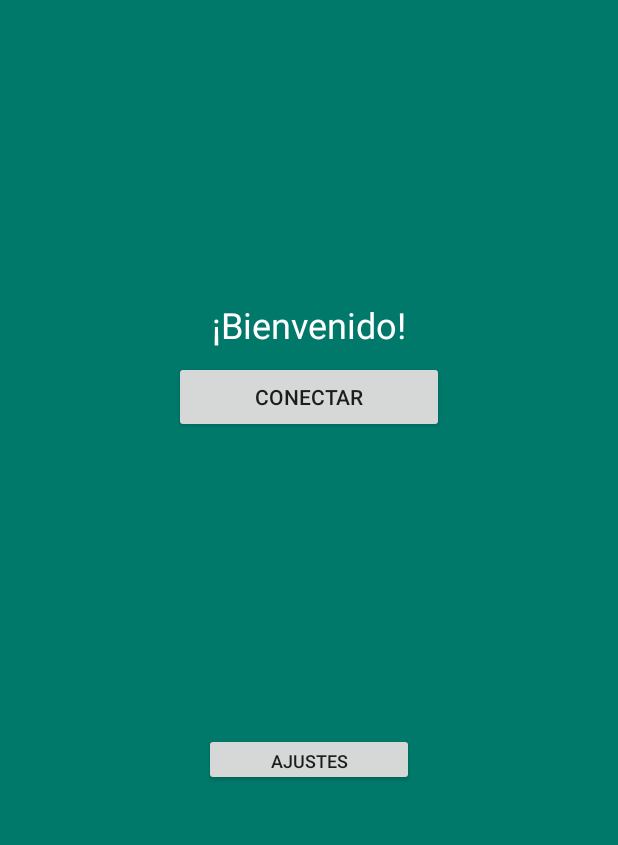
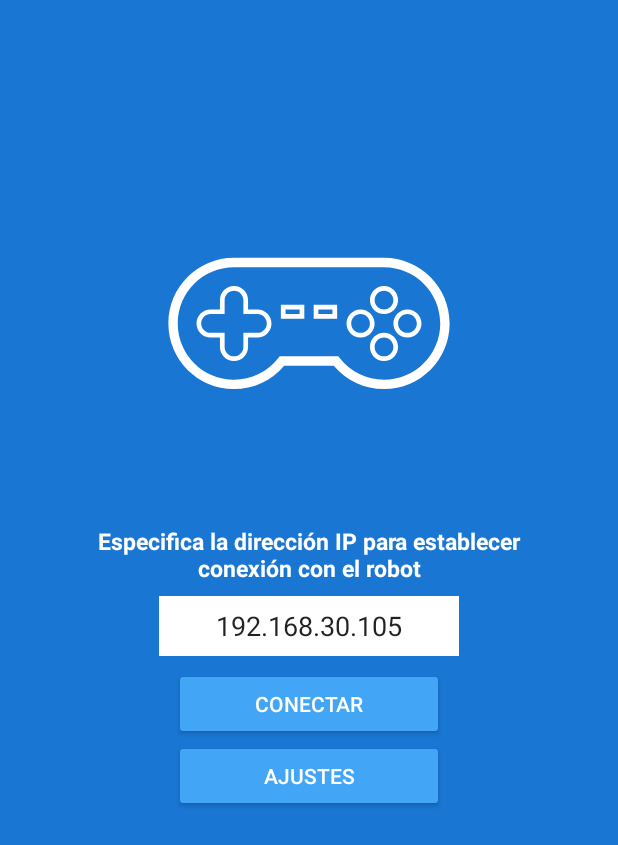
Before and after one commit to germantellezv/ControlRemoto, an Android app: the layout activity_main.xml on its own in the app's theme, with its tools: preview values and no code run, on a phone screen of 412 x 824 dp. Shown: the top 845 px of the screen. Run offline under Robolectric (Android 15) with nearby library versions, the phone set to English and light mode, and no system bars.

Commit message:
EditText creado para indicar la direccion IP, falta configurarlo. Los colores fueron cambiados.

```diff
--- a/app/src/main/java/com/example/controlremoto/SplashScreen.kt
+++ b/app/src/main/java/com/example/controlremoto/SplashScreen.kt
@@ -8,7 +8,7 @@ import android.os.Handler
 class SplashScreen : AppCompatActivity() {
 
     private var mDelayHandler: Handler? = null
-    private val SPLASH_DELAY: Long = 2000 //2 seconds
+    private val SPLASH_DELAY: Long = 1000 //1 seconds
 
     internal val mRunnable: Runnable = Runnable {
         if (!isFinishing) {
--- a/app/src/main/res/layout/activity_main.xml
+++ b/app/src/main/res/layout/activity_main.xml
@@ -6,34 +6,64 @@
         android:layout_width="match_parent"
         android:layout_height="match_parent"
         android:orientation="vertical"
-        android:background="@color/primaryColor"
+        android:background="@color/secondaryColor"
         tools:context=".MainActivity">
+
+    <ImageView
+            android:id="@+id/ic_joystick_conectar"
+            android:src="@drawable/ic_joystick"
+            android:layout_width="200dp"
+            android:layout_height="200dp"
+            android:tint="@color/whiteColor"
+            android:layout_gravity="center_horizontal"
+            android:layout_marginTop="100dp"
+
+
+    />
 
     <TextView
             android:id="@+id/textView3"
-            android:layout_width="wrap_content"
+            android:layout_width="300dp"
             android:layout_height="wrap_content"
-            android:text="@string/TvBienvenido"
-            android:textSize="24sp"
+            android:text="@string/TvInstruccion"
+            android:textSize="15dp"
+            android:textAlignment="center"
             android:layout_gravity="center_horizontal"
-            android:layout_marginTop="200dp"
-            android:textColor="@color/primaryTextColor"/>
+            android:layout_marginTop="50dp"
+            android:textColor="@color/secondaryTextColor"
+            android:textStyle="bold"/>
+
+    <EditText
+            android:id="@+id/ipAddress"
+            android:layout_width="200dp"
+            android:layout_height="40dp"
+            android:layout_gravity="center"
+            android:layout_marginTop="8dp"
+            android:background="@color/whiteColor"
+            android:text="192.168.30.105"
+            android:textAlignment="center"
+
+    />
 
     <Button
             android:id="@+id/ButtonConnect"
-            android:layout_marginTop="8dp"
             android:layout_width="180dp"
             android:layout_height="wrap_content"
+            android:layout_marginTop="8dp"
+            android:backgroundTint="@color/primaryColor"
+            android:layout_gravity="center_horizontal"
             android:text="@string/BtnConectar"
-            android:layout_gravity="center_horizontal"/>
+            android:textColor="@color/secondaryTextColor"
+            />
 
     <Button
             android:id="@+id/btnAjustes"
-            android:layout_width="140dp"
-            android:layout_height="35dp"
+            android:layout_width="180dp"
+            android:layout_height="wrap_content"
+            android:backgroundTint="@color/primaryColor"
             android:text="@string/BtnAjustes"
-            android:textSize="12sp"
             android:layout_gravity="center_horizontal"
-            android:layout_marginTop="200dp"/>
+            android:textColor="@color/secondaryTextColor"/>
+
 
 </LinearLayout>
--- a/app/src/main/res/values/colors.xml
+++ b/app/src/main/res/values/colors.xml
@@ -1,15 +1,17 @@
 <?xml version="1.0" encoding="utf-8"?>
 <resources>
-    <color name="primaryColor">#00796b</color>
-    <color name="primaryLightColor">#48a999</color>
-    <color name="primaryDarkColor">#004c40</color>
 
-    <color name="secondaryColor">#1675d1</color>
-    <color name="secondaryLightColor">#62a3ff</color>
-    <color name="secondaryDarkColor">#004a9f</color>
+    <color name="primaryColor">#42a5f5</color>
+    <color name="primaryLightColor">#80d6ff</color>
+    <color name="primaryDarkColor">#0077c2</color>
 
-    <color name="primaryTextColor">#ffffff</color>
+    <color name="secondaryColor">#1976d2</color>
+    <color name="secondaryLightColor">#63a4ff</color>
+    <color name="secondaryDarkColor">#004ba0</color>
+
+    <color name="primaryTextColor">#000000</color>
     <color name="secondaryTextColor">#ffffff</color>
 
     <color name="whiteColor">#ffffff</color>
+
 </resources>
--- a/app/src/main/res/values/strings.xml
+++ b/app/src/main/res/values/strings.xml
@@ -19,5 +19,5 @@
     <string name="TvAjustesPuerto">PUERTO:</string>
     <string name="TvAjustesDireccion">DIRECCION IP:</string>
     <string name="BtnGuardar">GUARDAR</string>
-
+    <string name="TvInstruccion">Especifica la dirección IP para establecer conexión con el robot</string>
 </resources>
```
